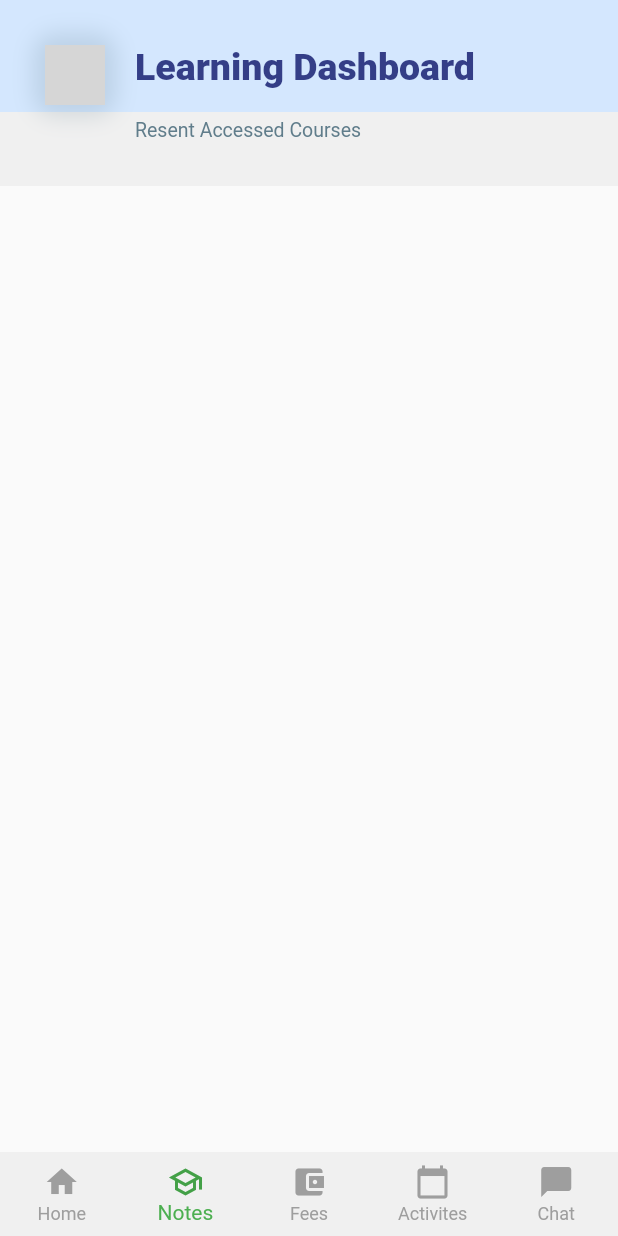
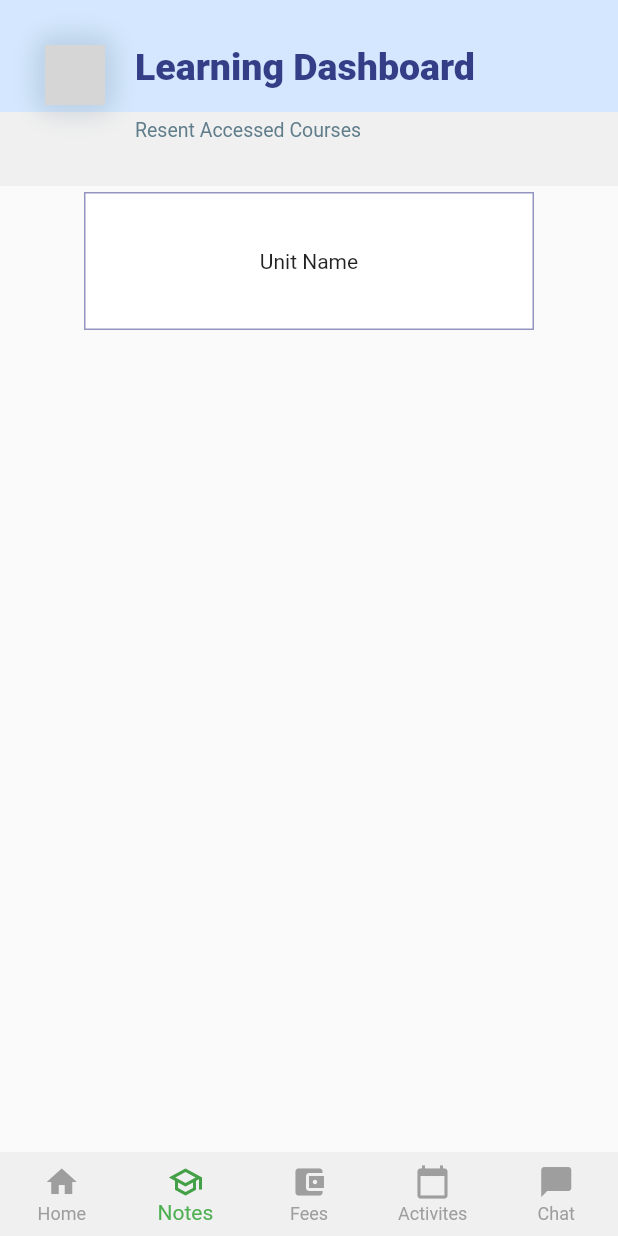
Before and after one commit to Bildad0/UniApp, a Flutter app: the screen it shows once a user with an empty profile is signed in, item 2 of the bottom bar chosen, on a phone screen of 412 x 824 dp. Run offline on Flutter 3.47's test engine with Material 2 defaults, Android fonts, the phone set to English and light mode, and no system bars; our stand-ins replace firebase_auth, firebase_core, flutter_neumorphic, flutter_switch, progress_indicators, table_calendar; accounts and stored records are empty; network calls fail; grey boxes are pictures that could not be loaded.

Commit message:
updates and fixes

```diff
--- a/lib/Views/homepage.dart
+++ b/lib/Views/homepage.dart
@@ -148,7 +148,7 @@ class _HomePageState extends State<HomePage> {
               children: [
                 buildTitleRow("TODAY CLASSES", 3),
                 const SizedBox(
-                  height: 20,
+                  height: 15,
                 ),
                 buildClassItem(),
                 buildClassItem(),
--- a/lib/Views/notes.dart
+++ b/lib/Views/notes.dart
@@ -102,6 +102,26 @@ class _NotesPageState extends State<NotesPage> {
               ),
             ],
           ),
+          const SizedBox(
+            height: 100,
+            width: 500,
+            child: Center(
+              child: Card(
+                shadowColor: Color.fromARGB(255, 177, 195, 226),
+                elevation: 0,
+                shape: RoundedRectangleBorder(
+                  side: BorderSide(
+                    color: Color.fromARGB(255, 148, 148, 194),
+                  ),
+                ),
+                child: SizedBox(
+                  width: 300,
+                  height: 100,
+                  child: Center(child: Text('Unit Name')),
+                ),
+              ),
+            ),
+          )
         ],
       ),
     );
```
